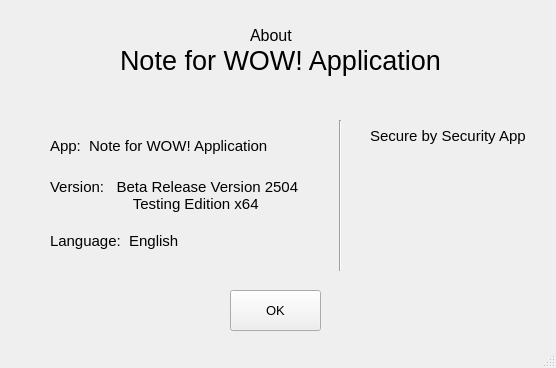
First picture: the form in PTI/SPCK/GUI/about.ui, repository GreenSystemDuy08/TL-C4K-PTI01, before the edit.
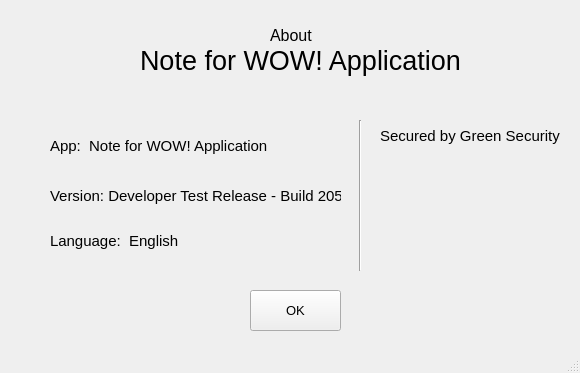
Second picture: the form after the edit. Icons and pictures are not drawn.

Commit message: feat Update SPCK Dev Build 205

```diff
--- a/PTI/SPCK/GUI/about.ui
+++ b/PTI/SPCK/GUI/about.ui
@@ -6,8 +6,8 @@
    <rect>
     <x>0</x>
     <y>0</y>
-    <width>556</width>
-    <height>368</height>
+    <width>580</width>
+    <height>373</height>
    </rect>
   </property>
   <property name="font">
@@ -22,7 +22,7 @@
    <widget class="QLabel" name="label">
     <property name="geometry">
      <rect>
-      <x>250</x>
+      <x>270</x>
       <y>20</y>
       <width>101</width>
       <height>31</height>
@@ -40,7 +40,7 @@
    <widget class="QLabel" name="label_2">
     <property name="geometry">
      <rect>
-      <x>120</x>
+      <x>140</x>
       <y>30</y>
       <width>331</width>
       <height>61</height>
@@ -78,7 +78,7 @@
      <rect>
       <x>50</x>
       <y>170</y>
-      <width>281</width>
+      <width>291</width>
       <height>51</height>
      </rect>
     </property>
@@ -88,8 +88,7 @@
      </font>
     </property>
     <property name="text">
-     <string>Version:   Beta Release Version 2504
-                    Testing Edition x64</string>
+     <string>Version: Developer Test Release - Build 205</string>
     </property>
    </widget>
    <widget class="QLabel" name="label_7">
@@ -113,10 +112,10 @@
    <widget class="QLabel" name="label_4">
     <property name="geometry">
      <rect>
-      <x>380</x>
+      <x>400</x>
       <y>150</y>
-      <width>121</width>
-      <height>121</height>
+      <width>131</width>
+      <height>131</height>
      </rect>
     </property>
     <property name="text">
@@ -132,9 +131,9 @@
    <widget class="QLabel" name="label_6">
     <property name="geometry">
      <rect>
-      <x>370</x>
+      <x>380</x>
       <y>120</y>
-      <width>161</width>
+      <width>181</width>
       <height>31</height>
      </rect>
     </property>
@@ -144,13 +143,13 @@
      </font>
     </property>
     <property name="text">
-     <string>Secure by Security App</string>
+     <string>Secured by Green Security</string>
     </property>
    </widget>
    <widget class="Line" name="line">
     <property name="geometry">
      <rect>
-      <x>330</x>
+      <x>350</x>
       <y>120</y>
       <width>20</width>
       <height>151</height>
@@ -163,7 +162,7 @@
    <widget class="QPushButton" name="bt_ok">
     <property name="geometry">
      <rect>
-      <x>230</x>
+      <x>250</x>
       <y>290</y>
       <width>91</width>
       <height>41</height>
```
Left out of the diff: 2 changed lines with no effect on the pictures. The commit also changes 8 other files.
